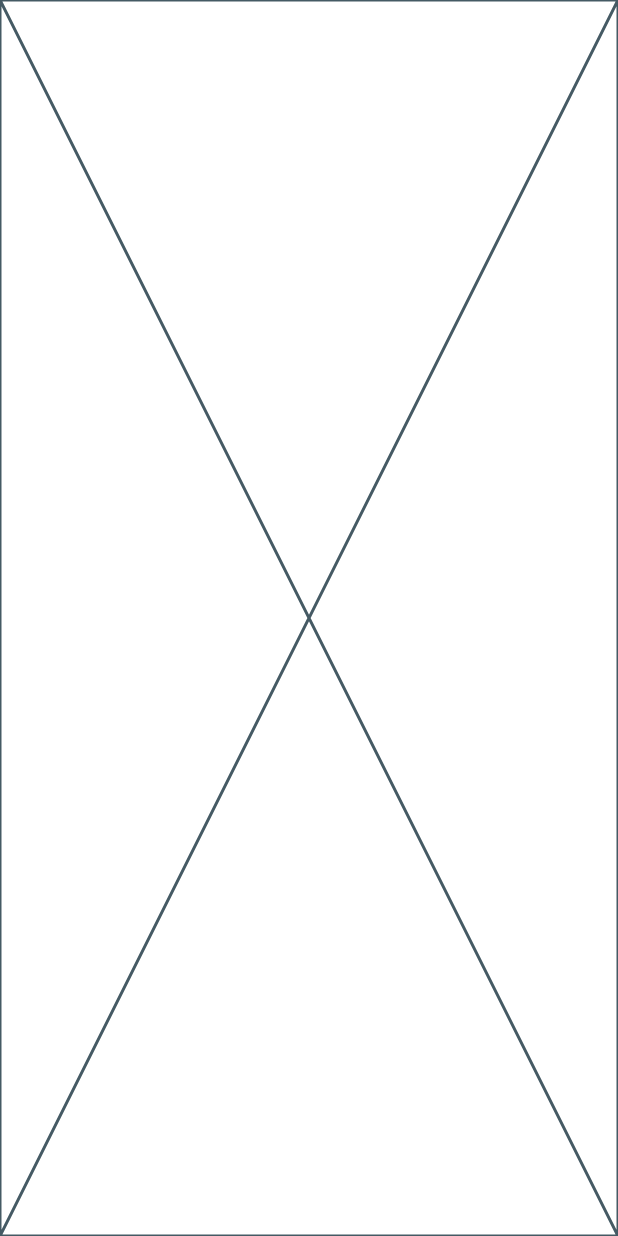
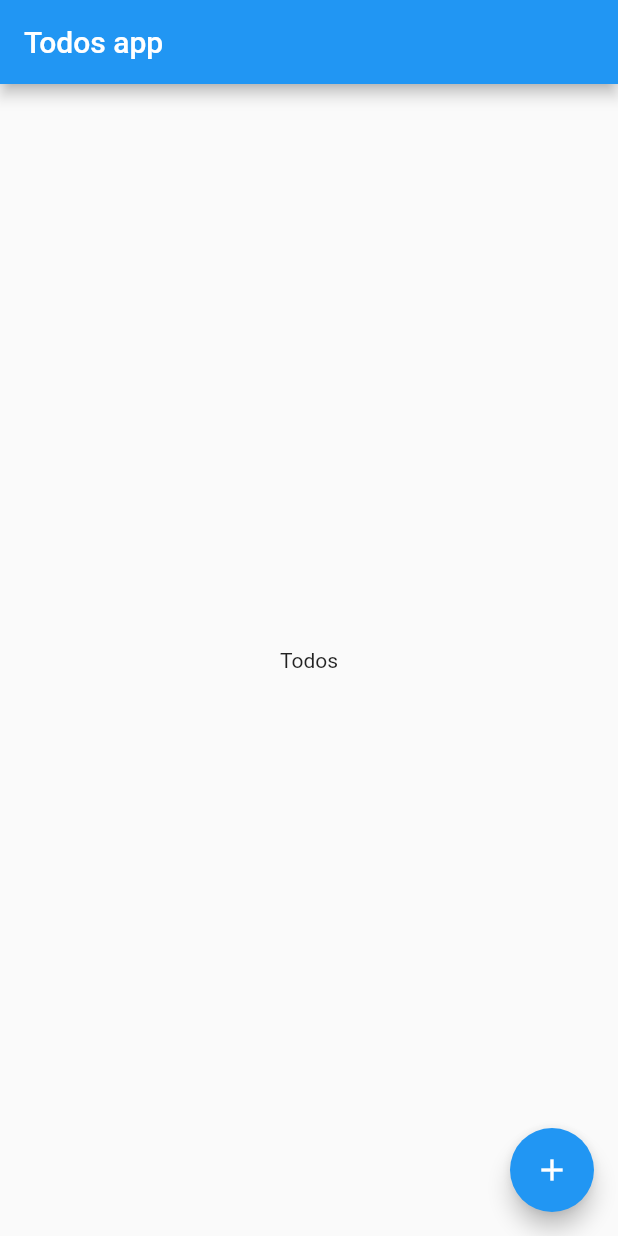
Before and after one commit to RolandoCutie/flutterawsamplify, a Flutter app: the screen it shows after launch, on a phone screen of 412 x 824 dp. Run offline on Flutter 3.47's test engine with Material 2 defaults, Android fonts, the phone set to English and light mode, and no system bars; missing offline and left inert: amplify_datastore, amplify_flutter.

```diff
--- a/lib/main.dart
+++ b/lib/main.dart
@@ -1,5 +1,15 @@
+import 'package:awsamplify/presentation/pages/loading_view/loading_view.dart';
 import 'package:awsamplify/presentation/pages/todos_page/todos_view.dart';
 import 'package:flutter/material.dart';
+
+// Amplify Flutter Packages
+import 'package:amplify_flutter/amplify_flutter.dart';
+import 'package:amplify_datastore/amplify_datastore.dart';
+// import 'package:amplify_api/amplify_api.dart'; // UNCOMMENT this line after backend is deployed
+
+// Generated in previous step
+import 'data/provider/ModelProvider.dart';
+import 'amplifyconfiguration.dart';
 
 void main() {
   runApp(const MyApp());
@@ -14,14 +24,42 @@ class MyApp extends StatefulWidget {
 
 class _MyAppState extends State<MyApp> {
   // This widget is the root of your application.
+
+  bool _amplifyConfigured = false;
+
+  @override
+  initState() {
+    super.initState();
+    _configureAmplify();
+  }
+
+  void _configureAmplify() async {
+    // await Amplify.addPlugin(AmplifyAPI()); // UNCOMMENT this line after backend is deployed
+    await Amplify.addPlugin(
+        AmplifyDataStore(modelProvider: ModelProvider.instance));
+
+    // Once Plugins are added, configure Amplify
+
+    try {
+      await Amplify.configure(amplifyconfig);
+      setState(() {
+        _amplifyConfigured = true;
+      });
+    } catch (e) {
+      print(e);
+    }
+  }
+
+  //Todo llamado a la clase incial
   @override
   Widget build(BuildContext context) {
     return MaterialApp(
+      debugShowCheckedModeBanner: false,
       title: 'Flutter Demo',
       theme: ThemeData(
         primarySwatch: Colors.blue,
       ),
-      home: const TodosView(),
+      home: _amplifyConfigured ? TodosView() : LoadingView(),
     );
   }
 }
--- a/lib/presentation/pages/todos_page/todos_view.dart
+++ b/lib/presentation/pages/todos_page/todos_view.dart
@@ -5,6 +5,25 @@ class TodosView extends StatelessWidget {
 
   @override
   Widget build(BuildContext context) {
-    return const Placeholder();
+    return Scaffold(
+        appBar: AppBar(
+          title: Text("Todos app"),
+        ),
+        body: _emptyTodosView(),
+        floatingActionButton: FloatingActionButton(
+          child: Icon(Icons.add),
+          onPressed: () {},
+        ));
   }
 }
+
+class _emptyTodosView extends StatelessWidget {
+  const _emptyTodosView({
+    super.key,
+  });
+
+  @override
+  Widget build(BuildContext context) {
+    return Container(child: Center(child: Text("Todos")));
+  }
+}
--- a/pubspec.yaml
+++ b/pubspec.yaml
@@ -35,6 +35,9 @@ dependencies:
   # The following adds the Cupertino Icons font to your application.
   # Use with the CupertinoIcons class for iOS style icons.
   cupertino_icons: ^1.0.2
+  amplify_flutter: ^0.6.0
+  amplify_datastore: ^0.6.0
+  # amplify_api: ^0.6.0 // UNCOMMENT this line after backend is deployed
 
 dev_dependencies:
   flutter_test:
```
Also changed, not shown: lib/presentation/pages/loading_view/loading_view.dart (added, +15 -0 lines), pubspec.lock, 2 other files.
